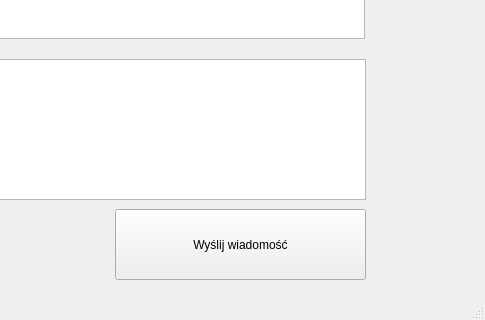
sasuke5055/Python-messenger1, file Frontend/Main/UiFiles/Main_window.ui: the form before one commit; both pictures show x 395 to 880 and y 330 to 650 of the 880 by 650 pixel window.
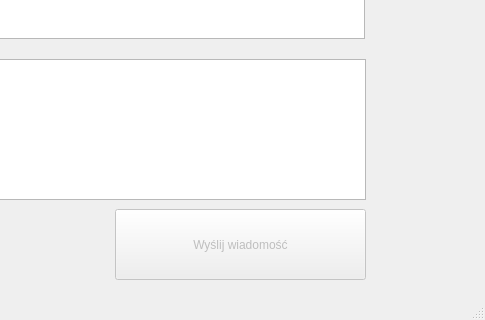
The form after the commit.

Commit message: fix(Searching friends): code cleanup and some small feats

```diff
--- a/Frontend/Main/UiFiles/Main_window.ui
+++ b/Frontend/Main/UiFiles/Main_window.ui
@@ -69,6 +69,9 @@
     </property>
    </widget>
    <widget class="QPushButton" name="button_send_message">
+    <property name="enabled">
+     <bool>false</bool>
+    </property>
     <property name="geometry">
      <rect>
       <x>510</x>
```
The commit also changes 1 other file.
